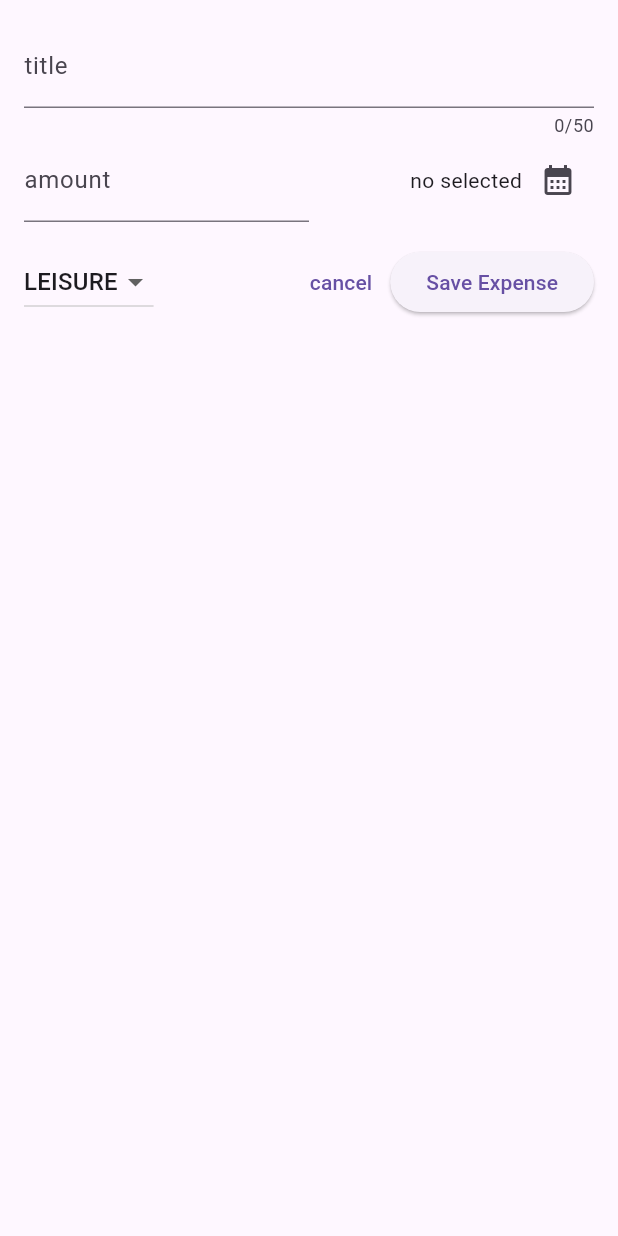
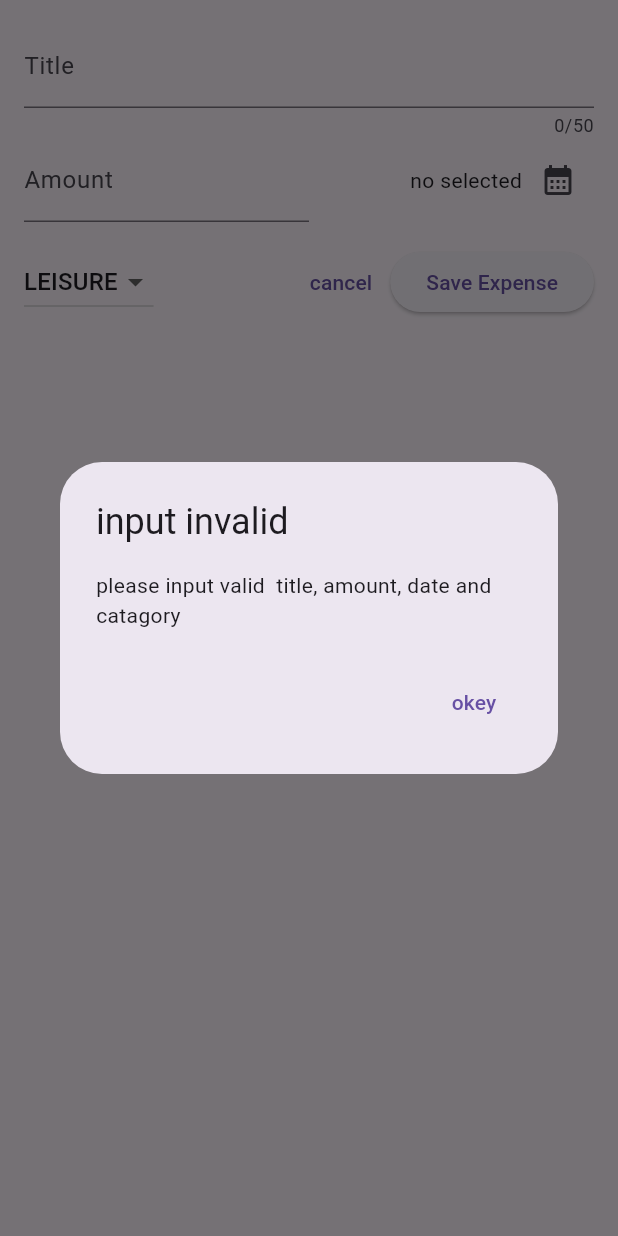
Before and after one commit to henok-ab/expense_tracker, a Flutter app: the NewExpense widget shown alone on an empty page, opened directly, after a tap on "Save Expense", on a phone screen of 412 x 824 dp. Run offline on Flutter 3.47's test engine with Material 3 defaults, Android fonts, the phone set to English and light mode, and no system bars; missing offline and left inert: dart:ffi.

Commit message:
input validation

```diff
--- a/lib/widgets/new_expense.dart
+++ b/lib/widgets/new_expense.dart
@@ -1,3 +1,5 @@
+import 'dart:ffi';
+
 import 'package:flutter/material.dart';
 import "package:expense_tracker/models/expense.dart";
 
@@ -14,13 +16,11 @@ class _NewExpenseState extends State<NewExpense> {
   var _enteredTitle = '';
   Category _selectedCategory = Category.leisure;
 
-  void _saveTitleInput(String inputValue) {
-    _enteredTitle = inputValue;
-  }
-
+  final _titleController = TextEditingController();
   final _amountController = TextEditingController();
   @override
   void dispose() {
+    _titleController.dispose();
     _amountController.dispose();
     super.dispose();
   }
@@ -41,6 +41,36 @@ class _NewExpenseState extends State<NewExpense> {
             ));
   }
 
+  void _submitNewExpense() {
+    final EnteredTitle = _titleController.text;
+    final EnteredAmount = double.tryParse(_amountController
+        .text); // this for tryParse('helloworld') => null  or tryParse('23')=> 23
+
+    bool amountIsInValid = EnteredAmount == null || EnteredAmount <= 0;
+    if (EnteredTitle.trim().isEmpty ||
+        amountIsInValid ||
+        _selectedDate == null) {
+      showDialog(
+        context: context,
+        builder: (ctx) => AlertDialog(
+          // title content action
+          title: const Text('input invalid'),
+          content: const Text(
+              'please input valid  title, amount, date and catagory'),
+          actions: [
+            TextButton(
+              onPressed: () {
+                Navigator.pop(ctx);
+              },
+              child: const Text('okey'),
+            )
+          ],
+        ),
+      );
+      return;
+    }
+  }
+
   @override
   Widget build(BuildContext context) {
     return Padding(
@@ -48,9 +78,9 @@ class _NewExpenseState extends State<NewExpense> {
       child: Column(children: [
         TextField(
           maxLength: 50,
-          onChanged: _saveTitleInput,
+          controller: _titleController,
           decoration: const InputDecoration(
-            label: Text('title'),
+            label: Text('Title'),
           ),
         ),
         Row(
@@ -60,7 +90,7 @@ class _NewExpenseState extends State<NewExpense> {
                 controller: _amountController,
                 keyboardType: TextInputType.number,
                 decoration: const InputDecoration(
-                    label: Text('amount'), prefixText: '\$'),
+                    label: Text('Amount'), prefixText: '\$'),
               ),
             ),
             Expanded(
@@ -106,10 +136,7 @@ class _NewExpenseState extends State<NewExpense> {
               child: const Text('cancel'),
             ),
             ElevatedButton(
-              onPressed: () {
-                print(_enteredTitle);
-                print(_amountController.text);
-              },
+              onPressed: _submitNewExpense,
               child: const Text('Save Expense'),
             )
           ],
```
